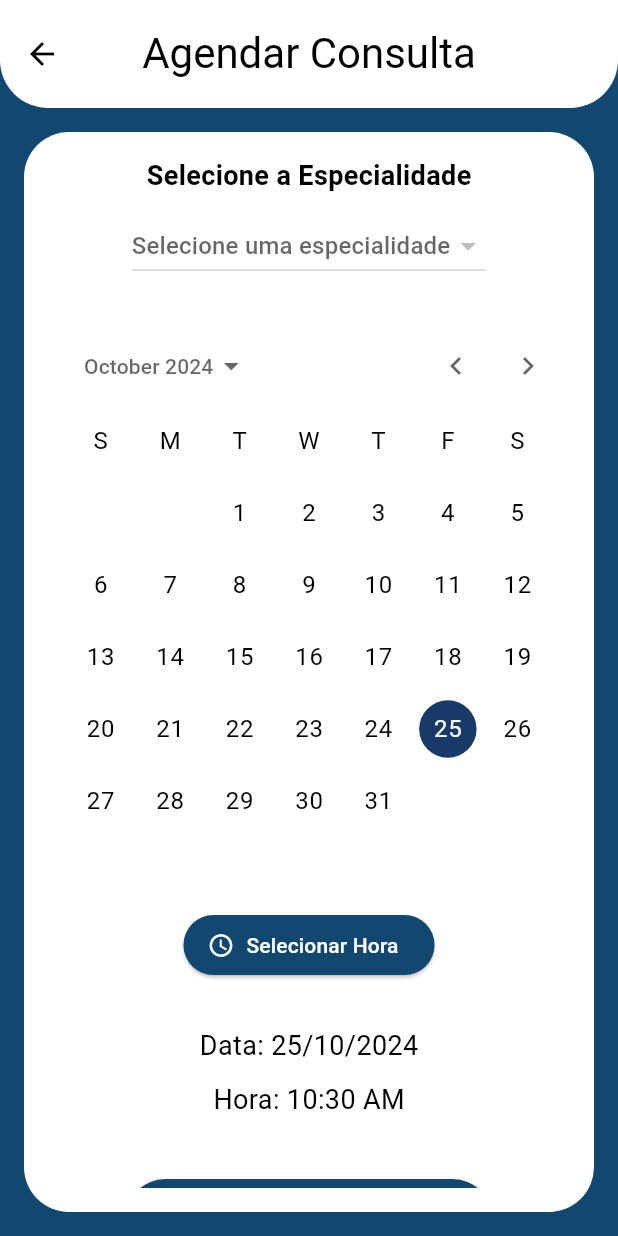
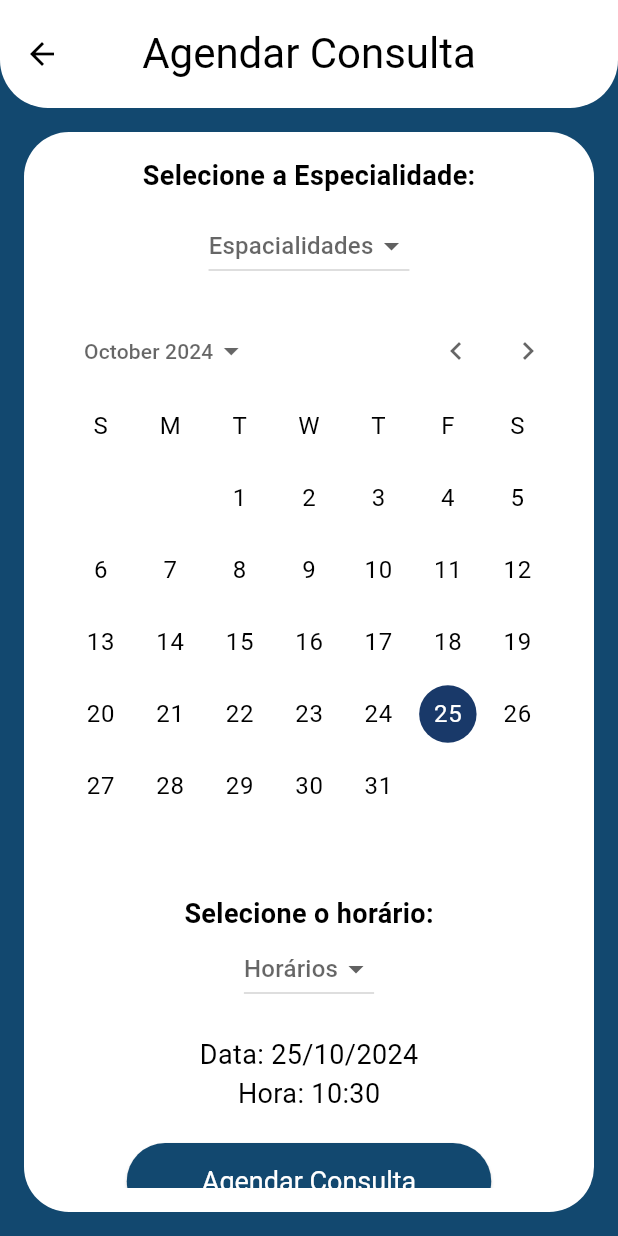
Before and after one commit to vilar95/mobile-sigma, a Flutter app: the ScheduleScreen screen opened by its route, on a phone screen of 412 x 824 dp. Run offline on Flutter 3.47's test engine with Material 3 defaults, Android fonts, the phone set to English and light mode, and no system bars; our stand-ins replace brasil_fields, dio, flutter_mobx, flutter_multi_formatter, logger, mobx and 1 more; accounts and stored records are empty; generated files the repository leaves out were written again.

Commit message:
Cria função agendamento;

```diff
--- a/lib/controller/auth_screen_controller.dart
+++ b/lib/controller/auth_screen_controller.dart
@@ -145,7 +145,6 @@ abstract class AuthScreenControllerBase with Store {
 
   @action
   void validatePassword(String value) {
-    passwordValidationError = value;
     if (value.isEmpty ||
         !RegExp(r'^(?=.*[A-Z])(?=.*[a-z])(?=.*[0-9]).{8,20}$')
             .hasMatch(value)) {
@@ -155,7 +154,6 @@ abstract class AuthScreenControllerBase with Store {
   }
   @action
   void validateConfirmPassword(String value) {
-    passwordConfirm = value;
     if (value.isEmpty || value != password) {
       passwordConfirmError = 'As senhas não são iguais.';
     }
--- a/lib/screens/auth_screen.dart
+++ b/lib/screens/auth_screen.dart
@@ -334,7 +334,7 @@ class _AuthScreenState extends State<AuthScreen> {
                                     foregroundColor:
                                         WidgetStatePropertyAll(Colors.white),
                                   ),
-                                  onPressed: () {
+                                  onPressed: () async {
                                     if (controller.isAuthentication) {
                                       controller.login(
                                         context,
--- a/lib/screens/schedule_screen.dart
+++ b/lib/screens/schedule_screen.dart
@@ -1,9 +1,8 @@
 // ignore_for_file: use_build_context_synchronously
-
 import 'package:flutter/material.dart';
 import 'package:intl/intl.dart';
 import 'package:sigma/_core/theme/sigma_colors.dart';
-import 'package:sigma/model/speciality_doctor.dart';
+import 'package:sigma/controller/schedule_screen_controller.dart';
 import 'package:sigma/screens/widgets/show_custom_snackbar.dart';
 
 class ScheduleScreen extends StatefulWidget {
@@ -14,32 +13,14 @@ class ScheduleScreen extends StatefulWidget {
 }
 
 class _ScheduleScreenState extends State<ScheduleScreen> {
-  String? _chosenSpecialty = 'Especialidades';
-  DateTime _selectedDate = DateTime.now();
-  TimeOfDay _selectedTime = TimeOfDay.now();
-
-  Future<void> _selectTime(BuildContext context) async {
-    final TimeOfDay? picked = await showTimePicker(
-      context: context,
-      initialTime: _selectedTime,
-    );
-    if (picked != null && picked != _selectedTime) {
-      if (picked.hour >= 8 && picked.hour <= 18) {
-        setState(() {
-          _selectedTime = picked;
-        });
-      } else {
-        showCustomSnackBar(
-          context: context,
-          message: "Por favor, selecione um horário entre 08:00 e 18:00.",
-          duration: const Duration(seconds: 6),
-        );
-      }
-    }
-  }
-   final List<SpecialityDoctor> _doctorSpecialties = [];
+  final controller = ScheduleScreenController();
+  String? chosenSpeciality = 'Especialidades';
+  DateTime selectedDate = DateTime.now();
+  DateTime selectedTime = DateTime.now();
 
   void _scheduleAppointment() {
+    final String formattedDate = DateFormat('dd/MM/yyyy').format(selectedDate);
+    final String formattedTime = DateFormat('HH:mm').format(selectedTime);
 
     showDialog(
       context: context,
@@ -48,7 +29,17 @@ class _ScheduleScreenState extends State<ScheduleScreen> {
           icon: const Icon(Icons.check_circle_outline_rounded,
               color: Colors.green, size: 80),
           title: const Text('Agendamento Confirmado'),
-          content: const Text('appointmentDetails', textAlign: TextAlign.center),
+          content: Column(
+            mainAxisSize: MainAxisSize.min,
+            children: [
+              const Text('Consulta agendada com sucesso!',
+                  textAlign: TextAlign.center),
+              Text('Especialidade: ${speciality[controller.specialityDoctor]!}',
+                  textAlign: TextAlign.center),
+              Text('Data: $formattedDate', textAlign: TextAlign.center),
+              Text('Hora: $formattedTime', textAlign: TextAlign.center),
+            ],
+          ),
           actions: <Widget>[
             TextButton(
               child:
@@ -63,16 +54,38 @@ class _ScheduleScreenState extends State<ScheduleScreen> {
     );
   }
 
+  final Map<String, DateTime> appointmentSlots = {
+    '08:00': DateTime(2024, 11, 10, 8, 00),
+    '09:00': DateTime(2024, 11, 10, 9, 00),
+    '10:00': DateTime(2024, 11, 10, 10, 00),
+    '11:00': DateTime(2024, 11, 10, 11, 00),
+    '12:00': DateTime(2024, 11, 10, 12, 00),
+    '13:00': DateTime(2024, 11, 10, 13, 00),
+    '14:00': DateTime(2024, 11, 10, 14, 00),
+    '15:00': DateTime(2024, 11, 10, 15, 00),
+    '16:00': DateTime(2024, 11, 10, 16, 00),
+    '17:00': DateTime(2024, 11, 10, 17, 00),
+    '18:00': DateTime(2024, 11, 10, 18, 00),
+  };
+  final Map<String, String> speciality = {
+    '1': 'Clinico Geral',
+    '2': 'Nutricionista',
+    '3': 'Fisioterapeuta',
+    '4': 'Psicólogo',
+  };
+
   @override
   Widget build(BuildContext context) {
-    final String formattedDate = DateFormat('dd/MM/yyyy').format(_selectedDate);
+    final String formattedDate = DateFormat('dd/MM/yyyy').format(selectedDate);
+    final String formattedTime = DateFormat('HH:mm').format(selectedTime);
+
     return Scaffold(
       backgroundColor: SigmaColors.blue,
       appBar: AppBar(
-        title: const Text('Agendar Consulta',
-            style: TextStyle(
-                color: Colors.black,
-                fontSize: 28)),
+        title: const Text(
+          'Agendar Consulta',
+          style: TextStyle(color: Colors.black, fontSize: 28),
+        ),
       ),
       body: Padding(
         padding: const EdgeInsets.all(16.0),
@@ -88,38 +101,36 @@ class _ScheduleScreenState extends State<ScheduleScreen> {
                 mainAxisAlignment: MainAxisAlignment.center,
                 children: <Widget>[
                   const Text(
-                    'Selecione a Especialidade',
+                    'Selecione a Especialidade:',
                     style: TextStyle(fontSize: 18, fontWeight: FontWeight.bold),
                   ),
                   const SizedBox(height: 10),
-                  DropdownButton<SpecialityDoctor>(
-                    hint: const Text('Selecione uma especialidade'),
-                    value: _chosenSpecialty != 'Especialidades'
-                        ? _doctorSpecialties.firstWhere(
-                            (specialty) => specialty.speciality == _chosenSpecialty,
-                            orElse: () => _doctorSpecialties.first)
-                        : null,
-                    onChanged: (SpecialityDoctor? newValue) {
+                  DropdownButton<String>(
+                    hint: const Text('Espacialidades'),
+                    value: null,
+                    onChanged: (String? newValue) {
                       setState(() {
-                        _chosenSpecialty = newValue?.speciality;
+                        chosenSpeciality = newValue;
+                        controller.specialityDoctor = newValue;
                       });
                     },
-                    items: _doctorSpecialties.map((SpecialityDoctor specialityDoctor) {
-                      return DropdownMenuItem<SpecialityDoctor>(
-                        value: specialityDoctor,
-                        child: Text(specialityDoctor.speciality),
+                    items: speciality.keys.map((String key) {
+                      return DropdownMenuItem<String>(
+                        value: key,
+                        child: Text(speciality[key]!),
                       );
                     }).toList(),
                   ),
-                  const SizedBox(height: 30),
+                  const SizedBox(height: 20),
                   CalendarDatePicker(
-                    initialDate: _selectedDate,
+                    initialDate: selectedDate,
                     firstDate: DateTime(2024),
                     lastDate: DateTime(2101),
                     onDateChanged: (DateTime date) {
                       if (date.weekday >= 1 && date.weekday <= 5) {
                         setState(() {
-                          _selectedDate = date;
+                          selectedDate = date;
+                          controller.dateSchedule = date;
                         });
                       } else {
                         showCustomSnackBar(
@@ -130,29 +141,64 @@ class _ScheduleScreenState extends State<ScheduleScreen> {
                       }
                     },
                   ),
-                  ElevatedButton.icon(
-                    onPressed: () => _selectTime(context),
-                    icon: const Icon(Icons.access_time, color: Colors.white),
-                    label: const Text('Selecionar Hora'),
-                    style: OutlinedButton.styleFrom(
-                      foregroundColor: Colors.white,
-                      backgroundColor: SigmaColors.blue,
+                  Center(
+                    child: Column(
+                      children: [
+                        const Text(
+                          'Selecione o horário:',
+                          style: TextStyle(
+                              fontSize: 18, fontWeight: FontWeight.bold),
+                        ),
+                        DropdownButton<String>(
+                          hint: const Text('Horários'),
+                          onChanged: (String? newValue) {
+                            setState(() {
+                              selectedTime = appointmentSlots[newValue]!;
+                              controller.hourSchedule = selectedTime;
+                            });
+                          },
+                          items: appointmentSlots.keys
+                              .map<DropdownMenuItem<String>>((String value) {
+                            return DropdownMenuItem<String>(
+                              value: value,
+                              child: Text(value),
+                            );
+                          }).toList(),
+                        ),
+                      ],
                     ),
-
                   ),
-                  const SizedBox(height: 30),
+                  const SizedBox(height: 20),
+                  if (chosenSpeciality != null &&
+                      chosenSpeciality != 'Especialidades') ...[
+                    const Text(
+                      "Especialidade: ",
+                      style: TextStyle(fontSize: 18),
+                    ),
+                    Text(
+                      "${speciality[chosenSpeciality!]}",
+                      style: const TextStyle(fontSize: 18),
+                    ),
+                  ],
                   Text(
                     "Data: $formattedDate",
                     style: const TextStyle(fontSize: 18),
                   ),
-                  const SizedBox(height: 10),
                   Text(
-                    "Hora: ${_selectedTime.format(context)}",
+                    "Hora: $formattedTime",
                     style: const TextStyle(fontSize: 18),
                   ),
-                  const SizedBox(height: 40),
+                  const SizedBox(height: 20),
                   ElevatedButton(
-                    onPressed: _scheduleAppointment,
+                    onPressed: () {
+                      controller.addSchedule(
+                        controller.specialityDoctor!,
+                        1,
+                        controller.dateSchedule,
+                        controller.hourSchedule,
+                      );
+                      _scheduleAppointment();
+                    },
                     style: ElevatedButton.styleFrom(
                       foregroundColor: Colors.white,
                       backgroundColor: SigmaColors.blue,
@@ -162,7 +208,7 @@ class _ScheduleScreenState extends State<ScheduleScreen> {
                     ),
                     child: const Text('Agendar Consulta'),
                   ),
-                  const SizedBox(height: 40),
+                  const SizedBox(height: 20),
                 ],
               ),
             ),
```
Also changed, not shown: lib/authentication/services/dio_service.dart (+39 -25 lines), lib/controller/schedule_screen_controller.dart (added, +57 -0 lines), lib/controller/auth_screen_controller.g.dart, lib/controller/schedule_screen_controller.g.dart (added).
